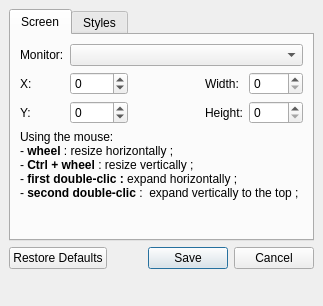
This is configeditor.ui in Subtivals/subtivals as Qt 5 draws it before an edit. The edited form follows.
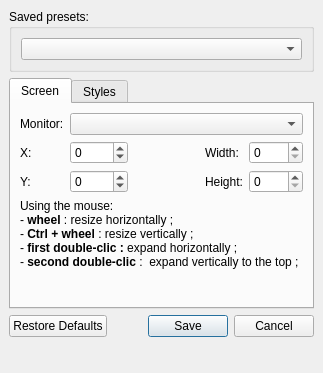
This is the edited form.

Commit message: Configuration presets (fixes #61)

```diff
--- a/configeditor.ui
+++ b/configeditor.ui
@@ -7,7 +7,7 @@
     <x>0</x>
     <y>0</y>
     <width>323</width>
-    <height>306</height>
+    <height>373</height>
    </rect>
   </property>
   <property name="windowTitle">
@@ -15,7 +15,7 @@
   </property>
   <widget class="QWidget" name="dockWidgetContents">
    <layout class="QGridLayout" name="gridLayout_2">
-    <item row="0" column="0">
+    <item row="1" column="0">
      <widget class="QTabWidget" name="tabs">
       <property name="enabled">
        <bool>true</bool>
@@ -163,14 +163,14 @@
       </widget>
      </widget>
     </item>
-    <item row="1" column="0">
+    <item row="2" column="0">
      <widget class="QDialogButtonBox" name="buttonBox">
       <property name="standardButtons">
        <set>QDialogButtonBox::Cancel|QDialogButtonBox::RestoreDefaults|QDialogButtonBox::Save</set>
       </property>
      </widget>
     </item>
-    <item row="2" column="0">
+    <item row="3" column="0">
      <spacer name="verticalSpacer_2">
       <property name="orientation">
        <enum>Qt::Vertical</enum>
@@ -183,6 +183,22 @@
       </property>
      </spacer>
     </item>
+    <item row="0" column="0">
+     <widget class="QGroupBox" name="groupBox">
+      <property name="title">
+       <string>Saved presets:</string>
+      </property>
+      <layout class="QGridLayout" name="gridLayout_3">
+       <item row="0" column="0">
+        <widget class="QComboBox" name="presets">
+         <property name="editable">
+          <bool>false</bool>
+         </property>
+        </widget>
+       </item>
+      </layout>
+     </widget>
+    </item>
    </layout>
   </widget>
  </widget>
```
Left out of the diff: 17 changed lines with no effect on the pictures. The commit also changes 5 other files.
